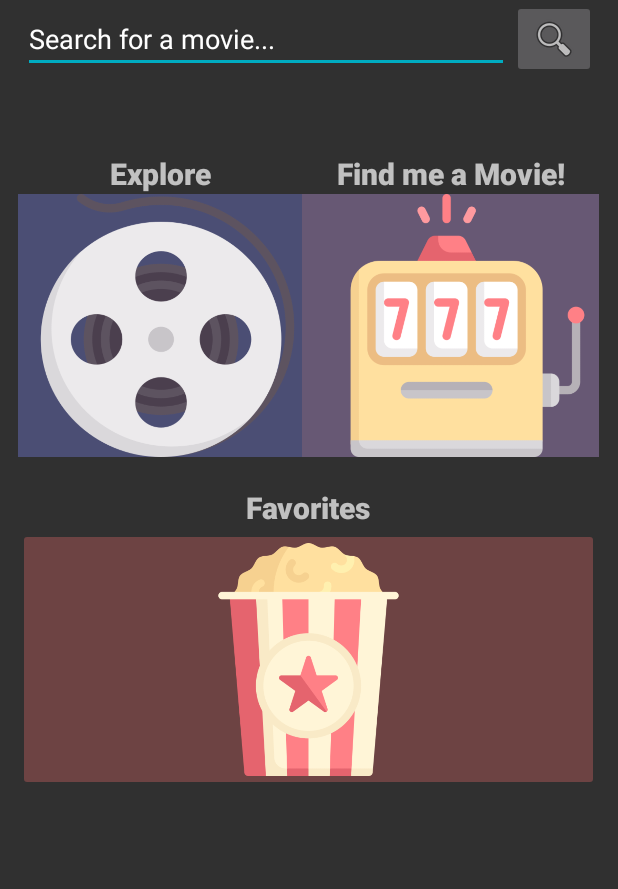
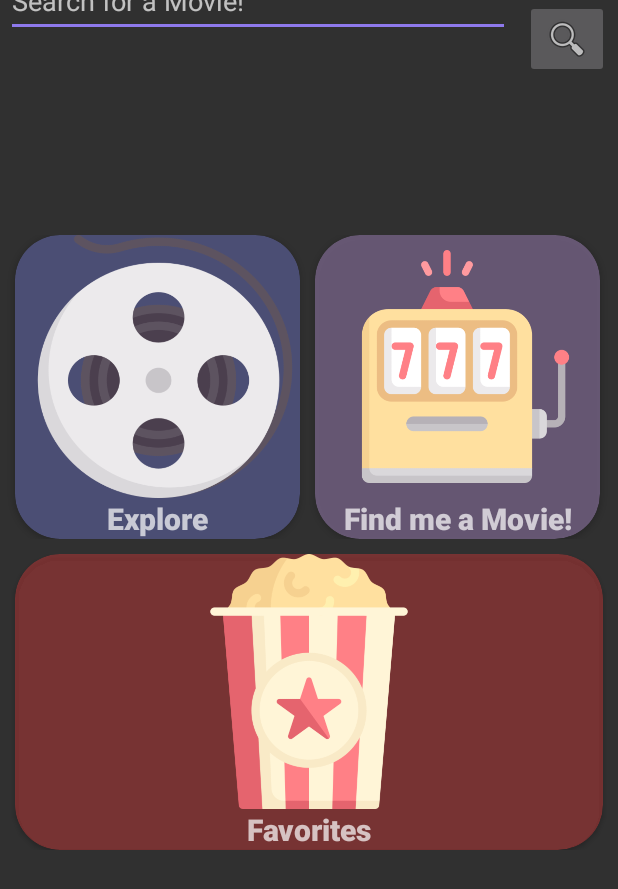
Before and after one commit to compcold/WhatMovieToday, an Android app: the layout content_main.xml on its own in the app's theme, with its tools: preview values and no code run, on a phone screen of 412 x 824 dp. Shown: the top 889 px of the screen. Run offline under Robolectric (Android 15) with nearby library versions, the phone set to English and light mode, and no system bars.

Commit message:
started pageview. doesnt display yet. search being passed works

```diff
--- a/app/src/main/res/layout/content_main.xml
+++ b/app/src/main/res/layout/content_main.xml
@@ -8,165 +8,204 @@
     tools:context=".MainActivity"
     tools:showIn="@layout/activity_main">
 
-    <TableLayout
-        android:layout_width="0dp"
-        android:layout_height="0dp"
-        android:layout_marginStart="8dp"
-        android:layout_marginEnd="8dp"
-        android:gravity="center|center_horizontal|fill|center_vertical"
+    <ImageButton
+        android:id="@+id/search"
+        android:layout_width="wrap_content"
+        android:layout_height="wrap_content"
+        android:layout_marginEnd="6dp"
+        android:layout_weight="3"
+        app:layout_constraintEnd_toEndOf="parent"
+        app:layout_constraintTop_toTopOf="parent"
+        app:srcCompat="@android:drawable/ic_menu_search" />
+
+    <EditText
+        android:id="@+id/txtSearchInput"
+        android:layout_width="336dp"
+        android:layout_height="48dp"
+        android:layout_marginEnd="10dp"
+        android:layout_marginBottom="3dp"
+        android:ems="10"
+        android:hint="Search for a Movie!"
+        android:inputType="textPersonName"
+        app:layout_constraintBottom_toTopOf="@+id/search"
+        app:layout_constraintEnd_toStartOf="@+id/search"
+        app:layout_constraintHorizontal_bias="1.0"
+        app:layout_constraintStart_toStartOf="parent"
+        app:layout_constraintTop_toTopOf="parent"
+        android:nextFocusForward="@+id/search"
+        android:imeOptions="actionSend"
+        app:layout_constraintVertical_bias="0.0" />
+
+    <androidx.gridlayout.widget.GridLayout
+        android:id="@+id/gridLayout"
+        android:layout_width="wrap_content"
+        android:layout_height="wrap_content"
+        android:layout_marginBottom="125dp"
+        app:columnCount="1"
         app:layout_constraintBottom_toBottomOf="parent"
         app:layout_constraintEnd_toEndOf="parent"
         app:layout_constraintStart_toStartOf="parent"
-        app:layout_constraintTop_toTopOf="parent"
-        app:layout_constraintVertical_bias="1.0">
+        app:layout_constraintTop_toBottomOf="@+id/txtSearchInput"
+        app:rowCount="3">
 
-        <TableRow
+        <LinearLayout
             android:layout_width="match_parent"
             android:layout_height="match_parent"
-            android:gravity="center">
+            android:orientation="horizontal">
 
-            <androidx.constraintlayout.widget.ConstraintLayout
-                android:layout_width="wrap_content"
-                android:layout_height="wrap_content">
+            <Space
+                android:layout_width="10dp"
+                android:layout_height="10dp"
+                android:layout_weight="1" />
 
-                <ImageButton
-                    android:id="@+id/btnMenuSearch"
+            <androidx.cardview.widget.CardView
+                android:layout_width="match_parent"
+                android:layout_height="wrap_content"
+                app:cardBackgroundColor="#4B4E74"
+                app:cardCornerRadius="30dp">
+
+                <LinearLayout
                     android:layout_width="wrap_content"
                     android:layout_height="wrap_content"
-                    android:layout_weight="3"
-                    app:layout_constraintBottom_toBottomOf="parent"
-                    app:layout_constraintEnd_toEndOf="parent"
-                    app:layout_constraintStart_toEndOf="@+id/txtSearchInput"
-                    app:layout_constraintTop_toTopOf="parent"
-                    app:srcCompat="@android:drawable/ic_menu_search" />
+                    android:orientation="vertical">
 
-                <com.google.android.material.textfield.TextInputEditText
-                    android:id="@+id/txtSearchInput"
-                    android:layout_width="324dp"
-                    android:layout_height="45dp"
-                    android:layout_marginStart="1dp"
-                    android:layout_marginTop="3dp"
-                    android:layout_marginBottom="3dp"
-                    android:hint="Search for a movie..."
-                    android:textColor="#ffffff"
-                    android:textColorHint="#ffffff"
-                    app:layout_constraintBottom_toBottomOf="parent"
-                    app:layout_constraintEnd_toStartOf="@+id/btnMenuSearch"
-                    app:layout_constraintStart_toStartOf="parent"
-                    android:maxLines = "1"
-                    app:layout_constraintTop_toTopOf="parent" />
-            </androidx.constraintlayout.widget.ConstraintLayout>
-
-        </TableRow>
-
-        <TableRow
-            android:layout_width="match_parent"
-            android:layout_height="33dp">
-
-            <Space
-                android:layout_width="wrap_content"
-                android:layout_height="50dp" />
-        </TableRow>
-
-        <TableRow
-            android:layout_width="match_parent"
-            android:layout_height="match_parent"
-            android:gravity="center">
-
-            <TableLayout
-                android:layout_width="match_parent"
-                android:layout_height="match_parent">
-
-                <TableRow
-                    android:layout_width="354dp"
-                    android:layout_height="match_parent">
+                    <ImageButton
+                        android:id="@+id/btnExplore"
+                        android:layout_width="190dp"
+                        android:layout_height="175dp"
+                        android:layout_weight="1"
+                        android:background="#004B4E74"
+                        android:paddingStart="10sp"
+                        android:scaleType="fitXY"
+                        app:srcCompat="@drawable/explore" />
 
                     <TextView
                         android:id="@+id/textView"
                         android:layout_width="match_parent"
-                        android:layout_height="match_parent"
+                        android:layout_height="wrap_content"
                         android:fontFamily="sans-serif-black"
                         android:gravity="center"
                         android:text="Explore"
                         android:textSize="20sp" />
 
+                </LinearLayout>
+            </androidx.cardview.widget.CardView>
+
+            <Space
+                android:layout_width="10dp"
+                android:layout_height="10dp" />
+
+            <androidx.cardview.widget.CardView
+                android:layout_width="match_parent"
+                android:layout_height="wrap_content"
+                app:cardBackgroundColor="#C8776488"
+                app:cardCornerRadius="30dp">
+
+                <LinearLayout
+                    android:layout_width="match_parent"
+                    android:layout_height="match_parent"
+                    android:orientation="vertical">
+
+                    <ImageButton
+                        android:id="@+id/btnRandom"
+                        android:layout_width="190dp"
+                        android:layout_height="175dp"
+                        android:layout_weight="1"
+                        android:backgroundTint="#00776488"
+                        android:scaleType="fitEnd"
+                        app:srcCompat="@drawable/random" />
+
                     <TextView
                         android:id="@+id/txtf"
                         android:layout_width="match_parent"
                         android:layout_height="match_parent"
+                        android:background="#00776488"
                         android:fontFamily="sans-serif-black"
                         android:gravity="center"
                         android:text="Find me a Movie!"
-                        android:textSize="20sp" />
+                        android:textSize="20sp"
+                        app:layout_column="5"
+                        app:layout_row="0" />
 
-                </TableRow>
+                </LinearLayout>
+            </androidx.cardview.widget.CardView>
 
-                <TableRow
+            <Space
+                android:layout_width="10dp"
+                android:layout_height="10dp" />
+
+        </LinearLayout>
+
+
+        <LinearLayout
+            android:layout_width="match_parent"
+            android:layout_height="match_parent"
+            android:orientation="horizontal">
+
+            <Space
+                android:layout_width="wrap_content"
+                android:layout_height="10dp"
+                android:layout_weight="1" />
+        </LinearLayout>
+
+        <LinearLayout
+            android:layout_width="match_parent"
+            android:layout_height="match_parent"
+            android:orientation="horizontal">
+
+            <Space
+                android:layout_width="10dp"
+                android:layout_height="wrap_content" />
+
+            <androidx.cardview.widget.CardView
+                android:layout_width="match_parent"
+                android:layout_height="wrap_content"
+                app:cardBackgroundColor="#9FA23636"
+                app:cardCornerRadius="30dp"
+                app:layout_columnSpan="2"
+                app:layout_rowSpan="2">
+
+
+                <LinearLayout
                     android:layout_width="match_parent"
-                    android:layout_height="match_parent">
+                    android:layout_height="match_parent"
+                    android:orientation="vertical">
+
 
                     <ImageButton
-                        android:id="@+id/btnExplore"
-                        android:layout_width="189dp"
-                        android:layout_height="175dp"
-                        android:background="#4B4E74"
-                        android:paddingStart="10sp"
-                        android:scaleType="fitXY"
-                        app:srcCompat="@drawable/explore" />
+                        android:id="@+id/btnFavorite"
+                        android:layout_width="392dp"
+                        android:layout_height="170dp"
+                        android:layout_gravity="center"
+                        android:layout_span="2"
 
-                    <ImageButton
-                        android:id="@+id/btnRandom"
-                        android:layout_width="198dp"
-                        android:layout_height="175dp"
-                        android:background="#C8776488"
-                        android:scaleType="fitEnd"
-                        app:srcCompat="@drawable/random" />
-
-                </TableRow>
-
-                <TableRow
-                    android:layout_width="match_parent"
-                    android:layout_height="match_parent">
-
-                    <Space
-                        android:layout_width="wrap_content"
-                        android:layout_height="20dp" />
-                </TableRow>
-
-                <TableRow
-                    android:layout_width="match_parent"
-                    android:layout_height="match_parent">
+                        android:background="#007A4747"
+                        android:contentDescription="TODO"
+                        android:foregroundGravity="center_vertical|center|center_horizontal"
+                        android:scaleType="fitCenter"
+                        app:srcCompat="@drawable/favorites" />
 
                     <TextView
                         android:id="@+id/textView2"
-                        android:layout_width="wrap_content"
-                        android:layout_height="wrap_content"
-                        android:layout_span="2"
+                        android:layout_width="match_parent"
+                        android:layout_height="match_parent"
+                        android:background="#007A4747"
                         android:fontFamily="sans-serif-black"
                         android:gravity="center"
                         android:text="Favorites"
                         android:textSize="20sp" />
-                </TableRow>
 
-                <TableRow
-                    android:layout_width="match_parent"
-                    android:layout_height="match_parent">
+                </LinearLayout>
 
-                    <ImageButton
-                        android:id="@+id/btnFavorite"
-                        android:layout_width="wrap_content"
-                        android:layout_height="175dp"
-                        android:layout_gravity="center"
-                        android:layout_span="2"
-                        android:backgroundTint="#D17A4747"
-                        android:foregroundGravity="center_vertical|center|center_horizontal"
-                        android:scaleType="fitCenter"
-                        app:srcCompat="@drawable/favorites" />
-                </TableRow>
+            </androidx.cardview.widget.CardView>
 
-            </TableLayout>
-        </TableRow>
+            <Space
+                android:layout_width="10dp"
+                android:layout_height="wrap_content" />
 
-    </TableLayout>
+        </LinearLayout>
+
+
+    </androidx.gridlayout.widget.GridLayout>
 
 </androidx.constraintlayout.widget.ConstraintLayout>
--- a/app/src/main/res/values/colors.xml
+++ b/app/src/main/res/values/colors.xml
@@ -1,6 +1,6 @@
 <?xml version="1.0" encoding="utf-8"?>
 <resources>
-    <color name="colorPrimary">#007588</color>
+    <color name="colorPrimary">#2F375A</color>
     <color name="colorPrimaryDark">#747474</color>
-    <color name="colorAccent">#00ACC1</color>
+    <color name="colorAccent">#8E79EC</color>
 </resources>
--- a/build.gradle
+++ b/build.gradle
@@ -6,7 +6,7 @@ buildscript {
 
     }
     dependencies {
-        classpath 'com.android.tools.build:gradle:3.5.2'
+        classpath 'com.android.tools.build:gradle:3.5.3'
 
 
         // NOTE: Do not place your application dependencies here; they belong
```
Also changed, not shown: app/build.gradle (+6 -3 lines), app/src/main/java/com/example/whatmovietoday/Favorite.java (+30 -7 lines), app/src/main/java/com/example/whatmovietoday/MainActivity.java (+19 -7 lines), app/src/main/java/com/example/whatmovietoday/Search.java (+50 -18 lines), app/src/main/res/layout/activity_favorite.xml (+39 -6 lines), app/src/main/res/layout/activity_search.xml (+54 -62 lines), app/src/main/res/drawable/ic_action_back.png (added).
